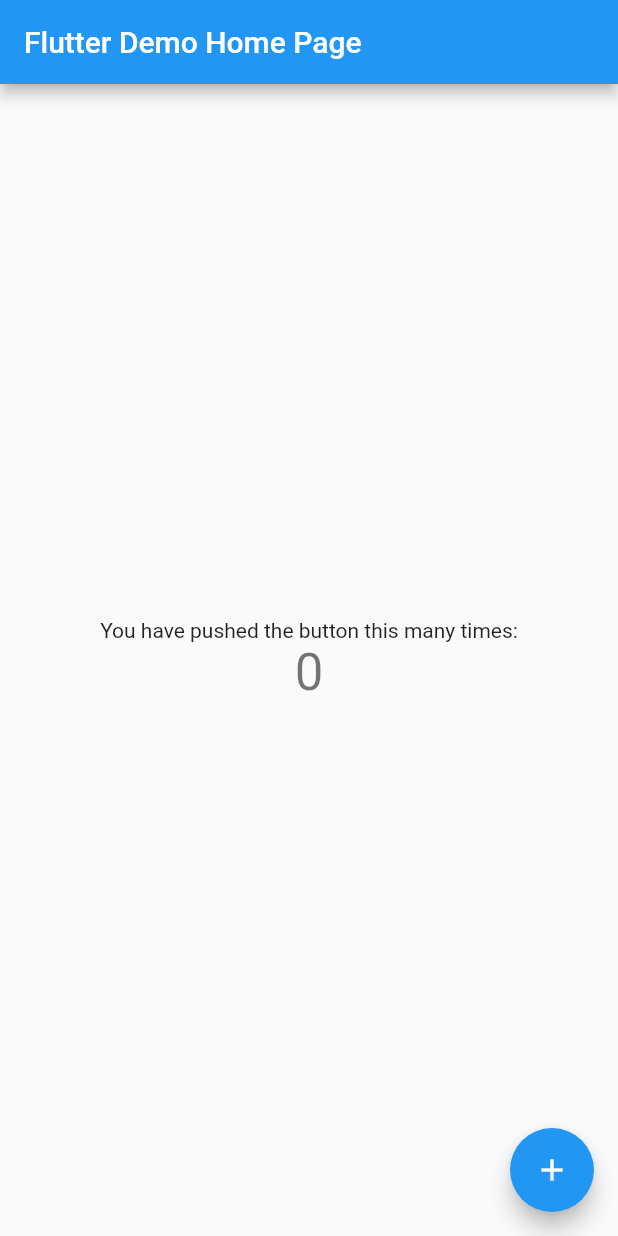
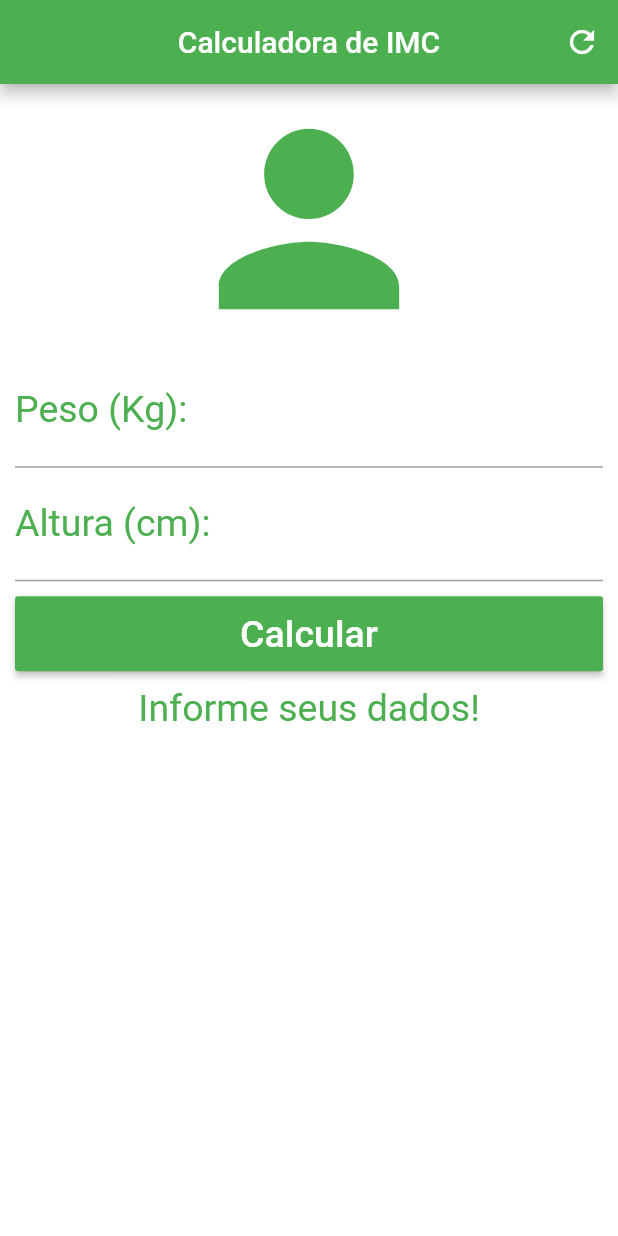
Before and after one commit to EdMarcus/calculadora_imc, a Flutter app: the screen it shows after launch, on a phone screen of 412 x 824 dp. Run offline on Flutter 3.47's test engine with Material 2 defaults, Android fonts, the phone set to English and light mode, and no system bars.

Commit message:
App finished!

```diff
--- a/lib/main.dart
+++ b/lib/main.dart
@@ -1,117 +1,134 @@
 import 'package:flutter/material.dart';
 
 void main() {
-  runApp(MyApp());
+  runApp(MaterialApp(
+    home: Home(),
+  ));
 }
 
-class MyApp extends StatelessWidget {
-  // This widget is the root of your application.
+class Home extends StatefulWidget {
   @override
-  Widget build(BuildContext context) {
-    return MaterialApp(
-      title: 'Flutter Demo',
-      theme: ThemeData(
-        // This is the theme of your application.
-        //
-        // Try running your application with "flutter run". You'll see the
-        // application has a blue toolbar. Then, without quitting the app, try
-        // changing the primarySwatch below to Colors.green and then invoke
-        // "hot reload" (press "r" in the console where you ran "flutter run",
-        // or simply save your changes to "hot reload" in a Flutter IDE).
-        // Notice that the counter didn't reset back to zero; the application
-        // is not restarted.
-        primarySwatch: Colors.blue,
-        // This makes the visual density adapt to the platform that you run
-        // the app on. For desktop platforms, the controls will be smaller and
-        // closer together (more dense) than on mobile platforms.
-        visualDensity: VisualDensity.adaptivePlatformDensity,
-      ),
-      home: MyHomePage(title: 'Flutter Demo Home Page'),
-    );
-  }
+  _HomeState createState() => _HomeState();
 }
 
-class MyHomePage extends StatefulWidget {
-  MyHomePage({Key key, this.title}) : super(key: key);
+class _HomeState extends State<Home> {
+  TextEditingController weightController = TextEditingController();
+  TextEditingController heightController = TextEditingController();
+  String _infoText = "Informe seus dados!";
 
-  // This widget is the home page of your application. It is stateful, meaning
-  // that it has a State object (defined below) that contains fields that affect
-  // how it looks.
+  GlobalKey<FormState> _formKey = GlobalKey<FormState>();
 
-  // This class is the configuration for the state. It holds the values (in this
-  // case the title) provided by the parent (in this case the App widget) and
-  // used by the build method of the State. Fields in a Widget subclass are
-  // always marked "final".
+  void _resetFields() {
+    weightController.text = "";
+    heightController.text = "";
+    setState(() {
+      _infoText = "Informe seus dados!";
+      _formKey = GlobalKey<FormState>();
+    });
+  }
 
-  final String title;
-
-  @override
-  _MyHomePageState createState() => _MyHomePageState();
-}
-
-class _MyHomePageState extends State<MyHomePage> {
-  int _counter = 0;
-
-  void _incrementCounter() {
+  void _calculate() {
     setState(() {
-      // This call to setState tells the Flutter framework that something has
-      // changed in this State, which causes it to rerun the build method below
-      // so that the display can reflect the updated values. If we changed
-      // _counter without calling setState(), then the build method would not be
-      // called again, and so nothing would appear to happen.
-      _counter++;
+      double weight = double.parse(weightController.text);
+      double height = double.parse(heightController.text);
+      double imc = weight / (height * height);
+      if (imc < 18.6) {
+        _infoText = "Abaixo do peso! (${imc.toStringAsPrecision(3)})";
+      } else if (imc >= 18.6 && imc < 24.9) {
+        _infoText = "Peso ideal! (${imc.toStringAsPrecision(3)})";
+      } else if (imc >= 18.6 && imc < 24.9) {
+        _infoText = "Levemente acima do peso! (${imc.toStringAsPrecision(3)})";
+      } else if (imc >= 24.9 && imc < 29.9) {
+        _infoText = "Obesidade grau I! (${imc.toStringAsPrecision(3)})";
+      } else if (imc >= 29.9 && imc < 34.9) {
+        _infoText = "Obesidade grau II! (${imc.toStringAsPrecision(3)})";
+      } else if (imc >= 40) {
+        _infoText = "Obesidade grau III! (${imc.toStringAsPrecision(3)})";
+      }
     });
   }
 
   @override
   Widget build(BuildContext context) {
-    // This method is rerun every time setState is called, for instance as done
-    // by the _incrementCounter method above.
-    //
-    // The Flutter framework has been optimized to make rerunning build methods
-    // fast, so that you can just rebuild anything that needs updating rather
-    // than having to individually change instances of widgets.
     return Scaffold(
       appBar: AppBar(
-        // Here we take the value from the MyHomePage object that was created by
-        // the App.build method, and use it to set our appbar title.
-        title: Text(widget.title),
+        title: Text("Calculadora de IMC"),
+        centerTitle: true,
+        backgroundColor: Colors.green,
+        actions: <Widget>[
+          IconButton(
+            icon: Icon(Icons.refresh),
+            onPressed: _resetFields,
+          ),
+        ],
       ),
-      body: Center(
-        // Center is a layout widget. It takes a single child and positions it
-        // in the middle of the parent.
-        child: Column(
-          // Column is also a layout widget. It takes a list of children and
-          // arranges them vertically. By default, it sizes itself to fit its
-          // children horizontally, and tries to be as tall as its parent.
-          //
-          // Invoke "debug painting" (press "p" in the console, choose the
-          // "Toggle Debug Paint" action from the Flutter Inspector in Android
-          // Studio, or the "Toggle Debug Paint" command in Visual Studio Code)
-          // to see the wireframe for each widget.
-          //
-          // Column has various properties to control how it sizes itself and
-          // how it positions its children. Here we use mainAxisAlignment to
-          // center the children vertically; the main axis here is the vertical
-          // axis because Columns are vertical (the cross axis would be
-          // horizontal).
-          mainAxisAlignment: MainAxisAlignment.center,
-          children: <Widget>[
-            Text(
-              'You have pushed the button this many times:',
-            ),
-            Text(
-              '$_counter',
-              style: Theme.of(context).textTheme.headline4,
-            ),
-          ],
+      backgroundColor: Colors.white,
+      body: SingleChildScrollView(
+        padding: EdgeInsets.fromLTRB(10.0, 0.0, 10.0, 0.0),
+        child: Form(
+          key: _formKey,
+          child: Column(
+            crossAxisAlignment: CrossAxisAlignment.stretch,
+            children: <Widget>[
+              Icon(Icons.person, size: 180.0, color: Colors.green),
+              TextFormField(
+                keyboardType: TextInputType.number,
+                decoration: InputDecoration(
+                    labelText: "Peso (Kg):",
+                    labelStyle: TextStyle(color: Colors.green)),
+                textAlign: TextAlign.center,
+                style: TextStyle(color: Colors.green, fontSize: 25.0),
+                controller: weightController,
+                validator: (value){
+                  if(value.isEmpty){
+                    return "Insira seu peso!";
+                  }
+                },
+              ),
+              TextFormField(
+                keyboardType: TextInputType.number,
+                decoration: InputDecoration(
+                    labelText: "Altura (cm):",
+                    labelStyle: TextStyle(color: Colors.green)),
+                textAlign: TextAlign.center,
+                style: TextStyle(color: Colors.green, fontSize: 25.0),
+                controller: heightController,
+                validator: (value){
+                  if(value.isEmpty){
+                    return "Insira sua altura!";
+                  }
+                },
+              ),
+              Padding(
+                padding: EdgeInsets.only(top: 10.0, bottom: 10.0),
+                child: Container(
+                  height: 50.0,
+                  child: RaisedButton(
+                    onPressed: (){
+                      if(_formKey.currentState.validate()){
+                        _calculate();
+                      }
+                    },
+                    child: Text(
+                      "Calcular",
+                      style: TextStyle(
+                        color: Colors.white,
+                        fontSize: 25.0,
+                      ),
+                    ),
+                    color: Colors.green,
+                  ),
+                ),
+              ),
+              Text(
+                _infoText,
+                textAlign: TextAlign.center,
+                style: TextStyle(color: Colors.green, fontSize: 25.0),
+              )
+            ],
+          ),
         ),
       ),
-      floatingActionButton: FloatingActionButton(
-        onPressed: _incrementCounter,
-        tooltip: 'Increment',
-        child: Icon(Icons.add),
-      ), // This trailing comma makes auto-formatting nicer for build methods.
     );
   }
 }
```
Also changed, not shown: 1 other file.
